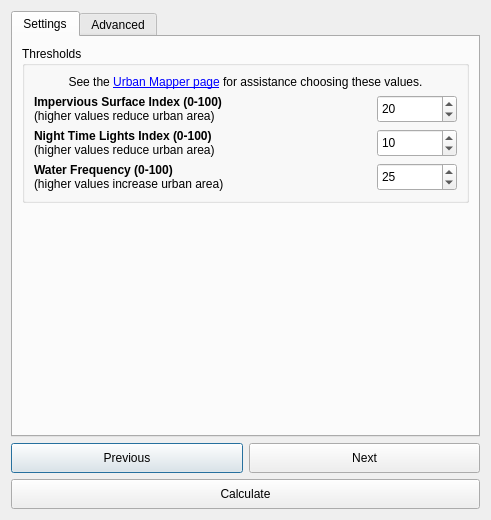
Qt form LDMP/gui/DlgCalculateUrbanData.ui (ConservationInternational/trends.earth) before a commit.
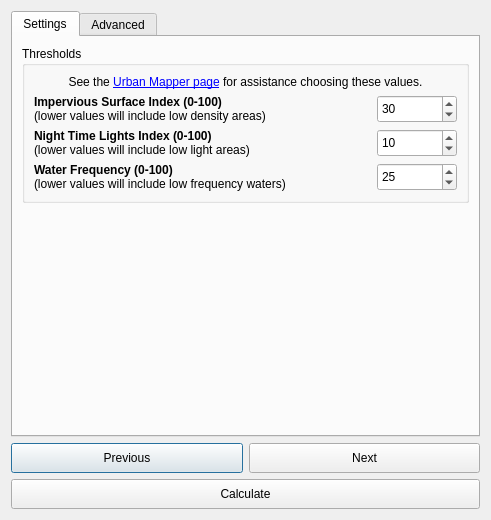
The same form after that commit.

Commit message: Update default values and explanatory text to match urban mapper page.

```diff
--- a/LDMP/gui/DlgCalculateUrbanData.ui
+++ b/LDMP/gui/DlgCalculateUrbanData.ui
@@ -69,7 +69,7 @@
              <number>100</number>
             </property>
             <property name="value">
-             <number>20</number>
+             <number>30</number>
             </property>
            </widget>
           </item>
@@ -77,7 +77,7 @@
            <widget class="QLabel" name="label">
             <property name="text">
              <string>&lt;b&gt;Impervious Surface Index (0-100)&lt;/b&gt;&lt;br&gt;
-(higher values reduce urban area)</string>
+(lower values will include low density areas)</string>
             </property>
             <property name="wordWrap">
              <bool>true</bool>
@@ -110,7 +110,7 @@
            <widget class="QLabel" name="label_2">
             <property name="text">
              <string>&lt;b&gt;Night Time Lights Index (0-100)&lt;/b&gt;&lt;br&gt;
-(higher values reduce urban area)</string>
+(lower values will include low light areas)</string>
             </property>
             <property name="wordWrap">
              <bool>true</bool>
@@ -121,7 +121,7 @@
            <widget class="QLabel" name="label_3">
             <property name="text">
              <string>&lt;b&gt;Water Frequency (0-100)&lt;/b&gt;&lt;br&gt;
-(higher values increase urban area)</string>
+(lower values will include low frequency waters)</string>
             </property>
             <property name="wordWrap">
              <bool>true</bool>
```
